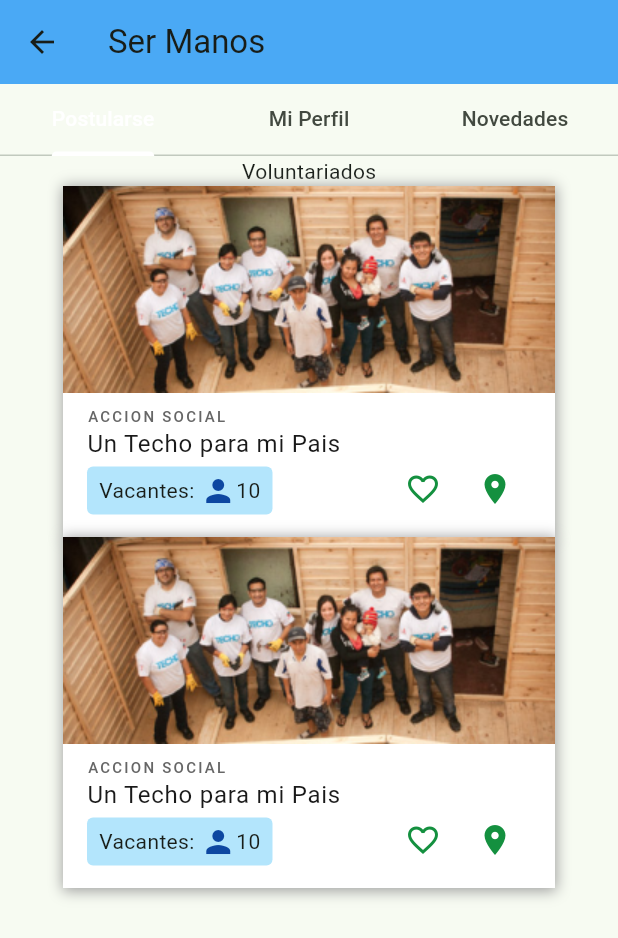
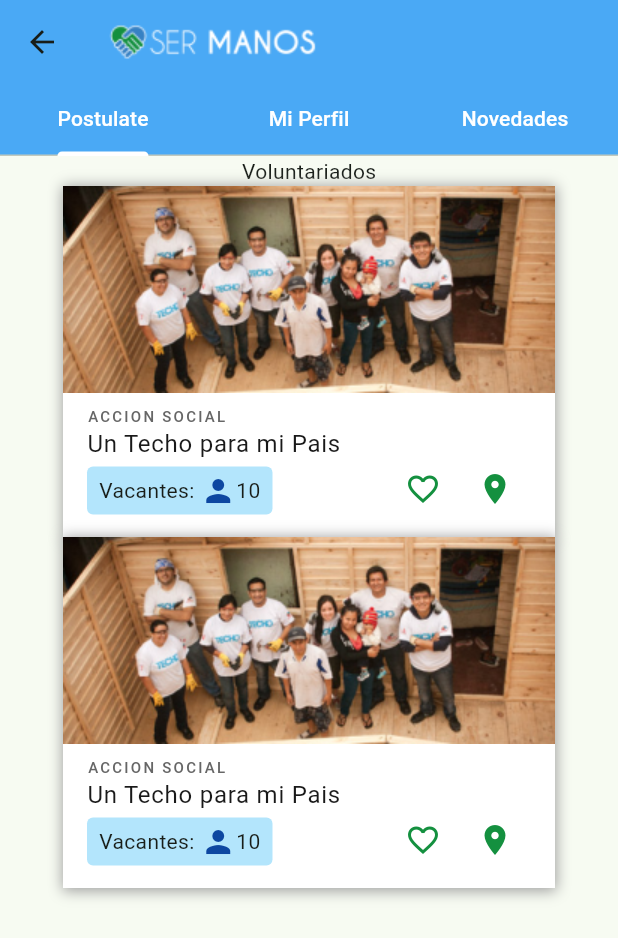
Before and after one commit to AgustinNaso/SerManos-TPE, a Flutter app: the HomeScreen screen opened by its route, on a phone screen of 412 x 824 dp. Shown: the top 938 px of the screen. Run offline on Flutter 3.47's test engine with Material 2 defaults, Android fonts, the phone set to English and light mode, and no system bars; our stand-ins replace cloud_firestore, firebase_auth, firebase_core, flutter_form_builder, flutter_hooks, flutter_riverpod and 3 more; accounts and stored records are empty.

Commit message:
feat: better tab navigation

```diff
--- a/ser_manos/lib/screens/home_screen.dart
+++ b/ser_manos/lib/screens/home_screen.dart
@@ -17,19 +17,24 @@ class _HomeScreenState extends State<HomeScreen> {
         length: 3,
         child: Scaffold(
           appBar: AppBar(
-            title: const Text('Ser Manos'),
+            title: const Image(
+              image: AssetImage('assets/images/logo-rec.png'),
+            ),
             backgroundColor: SermanosColors.secondary[1],
           ),
-          body: const Column(children: [
-            TabBar(
-                indicatorColor: Colors.white,
-                labelColor: Colors.white,
-                tabs: [
-                  Tab(text: 'Postularse'),
-                  Tab(text: 'Mi Perfil'),
-                  Tab(text: 'Novedades'),
-                ]),
-            Expanded(
+          body: Column(children: [
+            Container(
+                color: SermanosColors.secondary[1],
+                child: TabBar(
+                    indicatorColor: Colors.white,
+                    labelColor: Colors.white,
+                    unselectedLabelColor: Colors.white,
+                    tabs: <Widget>[
+                      Tab(text: 'Postulate'),
+                      Tab(text: 'Mi Perfil'),
+                      Tab(text: 'Novedades'),
+                    ])),
+            const Expanded(
                 child: TabBarView(
               children: [PostulateScreen(), Text("hola2"), NewsScreen()],
             ))
--- a/ser_manos/lib/screens/login_screen.dart
+++ b/ser_manos/lib/screens/login_screen.dart
@@ -42,7 +42,9 @@ class LoginScreen extends StatelessWidget {
                               .signInWithEmailAndPassword(
                                   email: fields['Email']!.value,
                                   password: fields['Password']!.value);
-                          GoRouter.of(context).pushReplacementNamed('news');
+                          GoRouter.of(context).routerDelegate.popRoute().then(
+                              (value) => GoRouter.of(context)
+                                  .pushReplacementNamed('home'));
                         }),
                     const SizedBox(height: 10),
                     SermanosCtaButton(
```
Also changed, not shown: ser_manos/assets/images/logo-rec.png (added).
